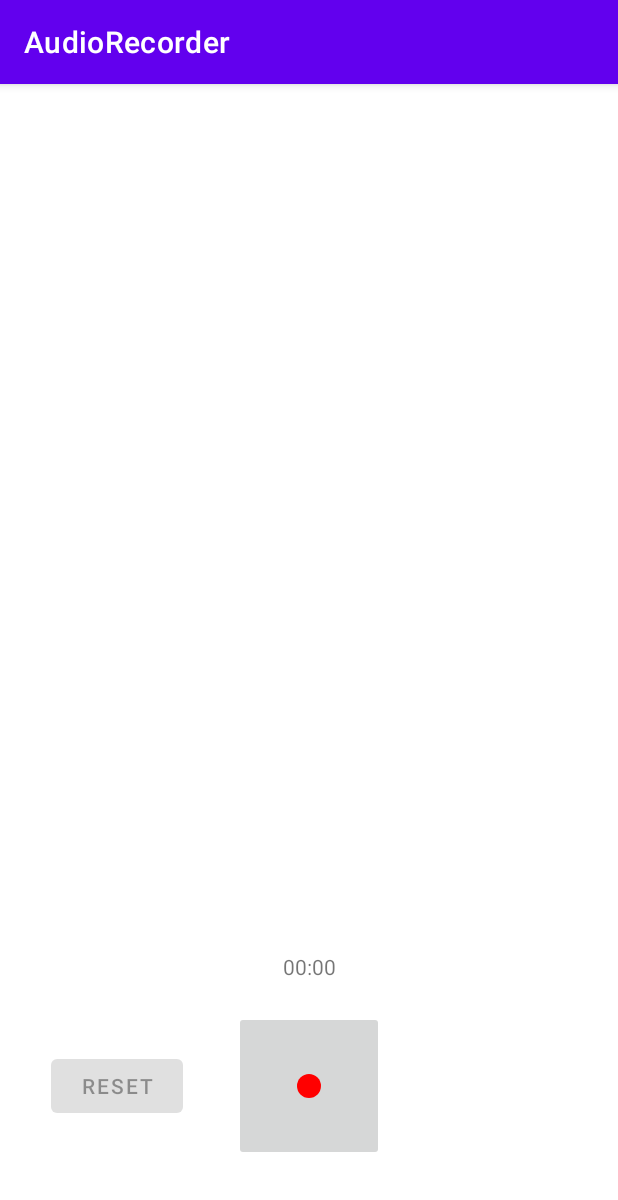
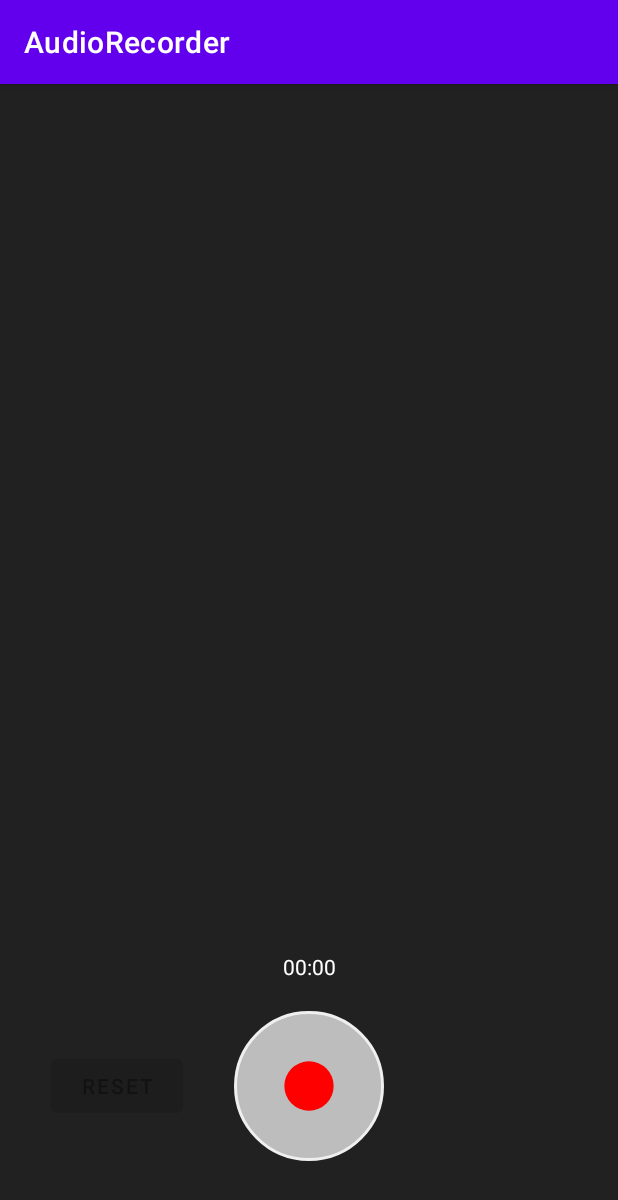
Before and after one commit to SangwonYoon/AndroidApps, an Android app: the screen it shows after launch (MainActivity), on a phone screen of 412 x 824 dp. Shown: the top 1200 px of the screen. Run offline under Robolectric (Android 15) with nearby library versions, the phone set to English and light mode, and no system bars.

Commit message:
Audio Recorder 완성

```diff
--- a/AudioRecorder/app/src/main/java/com/example/audiorecorder/CountUpView.kt
+++ b/AudioRecorder/app/src/main/java/com/example/audiorecorder/CountUpView.kt
@@ -29,6 +29,10 @@ class CountUpView(context: Context, attrs: AttributeSet) : AppCompatTextView(con
         handler?.removeCallbacks(countUpAction)
     }
 
+    fun clearCountTime(){
+        updateCountTime(0)
+    }
+
     private fun updateCountTime(countTimeSeconds: Int){
         val minutes = countTimeSeconds / 60
         val seconds = countTimeSeconds % 60
--- a/AudioRecorder/app/src/main/java/com/example/audiorecorder/MainActivity.kt
+++ b/AudioRecorder/app/src/main/java/com/example/audiorecorder/MainActivity.kt
@@ -85,6 +85,8 @@ class MainActivity : AppCompatActivity() {
         }
         resetButton.setOnClickListener {
             stopPlaying()
+            soundVisualizerView.clearVisualization()
+            recordTimeTextView.clearCountTime()
             state = State.BEFORE_RECORDING
         }
         recordButton.setOnClickListener {
@@ -139,6 +141,10 @@ class MainActivity : AppCompatActivity() {
             setDataSource(recordingFilePath)
             prepare()
         }
+        player?.setOnCompletionListener {
+            stopPlaying()
+            state = State.AFTER_RECORDING
+        }
         player?.start()
         soundVisualizerView.startVisualizing(true)
         recordTimeTextView.startCountUp()
--- a/AudioRecorder/app/src/main/java/com/example/audiorecorder/RecordButton.kt
+++ b/AudioRecorder/app/src/main/java/com/example/audiorecorder/RecordButton.kt
@@ -6,6 +6,10 @@ import android.widget.ImageButton
 import androidx.appcompat.widget.AppCompatImageButton
 
 class RecordButton (context: Context, attrs: AttributeSet): AppCompatImageButton(context, attrs){
+
+    init{
+        setBackgroundResource(R.drawable.shape_oval_button)
+    }
 
     fun updateIconWithState(state: State){
         when(state){
--- a/AudioRecorder/app/src/main/java/com/example/audiorecorder/SoundVisualizerView.kt
+++ b/AudioRecorder/app/src/main/java/com/example/audiorecorder/SoundVisualizerView.kt
@@ -87,7 +87,13 @@ class SoundVisualizerView(context : Context, attrs: AttributeSet? = null) : View
     }
 
     fun stopVisualizing(){
+        replayingPosition = 0
         handler?.removeCallbacks(visualizeRepeatAction)
+    }
+
+    fun clearVisualization(){
+        drawingAmplitudes = emptyList()
+        invalidate()
     }
 
     companion object {
--- /dev/null
+++ b/AudioRecorder/app/src/main/res/drawable/shape_oval_button.xml
@@ -0,0 +1,10 @@
+<?xml version="1.0" encoding="utf-8"?>
+<shape xmlns:android="http://schemas.android.com/apk/res/android"
+    android:shape="oval">
+
+    <stroke android:width="2dp"
+        android:color="@color/light_gray"/>
+
+    <solid android:color="@color/gray"/>
+
+</shape>
--- a/AudioRecorder/app/src/main/res/layout/activity_main.xml
+++ b/AudioRecorder/app/src/main/res/layout/activity_main.xml
@@ -32,6 +32,7 @@
         android:layout_height="wrap_content"
         android:layout_marginBottom="20dp"
         android:text="00:00"
+        android:textColor="@color/white"
         app:layout_constraintBottom_toTopOf="@id/recordButton"
         app:layout_constraintLeft_toLeftOf="@id/recordButton"
         app:layout_constraintRight_toRightOf="@id/recordButton"/>
@@ -41,8 +42,11 @@
         android:layout_width="100dp"
         android:layout_height="100dp"
         android:layout_marginBottom="50dp"
+        android:padding="25dp"
+        android:scaleType="fitCenter"
         app:layout_constraintBottom_toBottomOf="parent"
         app:layout_constraintLeft_toLeftOf="parent"
-        app:layout_constraintRight_toRightOf="parent"/>
+        app:layout_constraintRight_toRightOf="parent"
+        tools:src="@drawable/ic_record"/>
 
 </androidx.constraintlayout.widget.ConstraintLayout>
--- a/AudioRecorder/app/src/main/res/values-night/themes.xml
+++ /dev/null
@@ -1,16 +0,0 @@
-<resources xmlns:tools="http://schemas.android.com/tools">
-    <!-- Base application theme. -->
-    <style name="Theme.AudioRecorder" parent="Theme.MaterialComponents.DayNight.DarkActionBar">
-        <!-- Primary brand color. -->
-        <item name="colorPrimary">@color/purple_200</item>
-        <item name="colorPrimaryVariant">@color/purple_700</item>
-        <item name="colorOnPrimary">@color/black</item>
-        <!-- Secondary brand color. -->
-        <item name="colorSecondary">@color/teal_200</item>
-        <item name="colorSecondaryVariant">@color/teal_200</item>
-        <item name="colorOnSecondary">@color/black</item>
-        <!-- Status bar color. -->
-        <item name="android:statusBarColor" tools:targetApi="l">?attr/colorPrimaryVariant</item>
-        <!-- Customize your theme here. -->
-    </style>
-</resources>
--- a/AudioRecorder/app/src/main/res/values/colors.xml
+++ b/AudioRecorder/app/src/main/res/values/colors.xml
@@ -7,4 +7,8 @@
     <color name="teal_700">#FF018786</color>
     <color name="black">#FF000000</color>
     <color name="white">#FFFFFFFF</color>
+
+    <color name="gray">#FFBDBDBD</color>
+    <color name="light_gray">#FFEFEFEF</color>
+    <color name="dark_gray">#FF212121</color>
 </resources>
--- a/AudioRecorder/app/src/main/res/values/themes.xml
+++ b/AudioRecorder/app/src/main/res/values/themes.xml
@@ -12,5 +12,6 @@
         <!-- Status bar color. -->
         <item name="android:statusBarColor" tools:targetApi="l">?attr/colorPrimaryVariant</item>
         <!-- Customize your theme here. -->
+        <item name="android:windowBackground">@color/dark_gray</item>
     </style>
 </resources>
```
Also changed, not shown: 1 other file.
